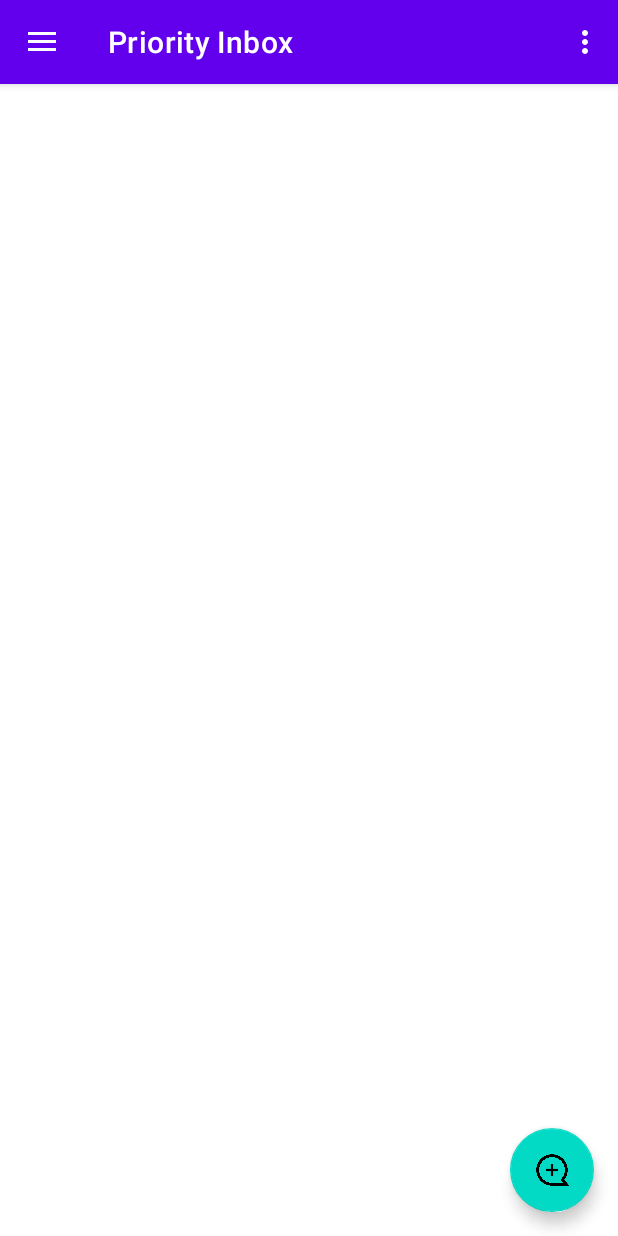
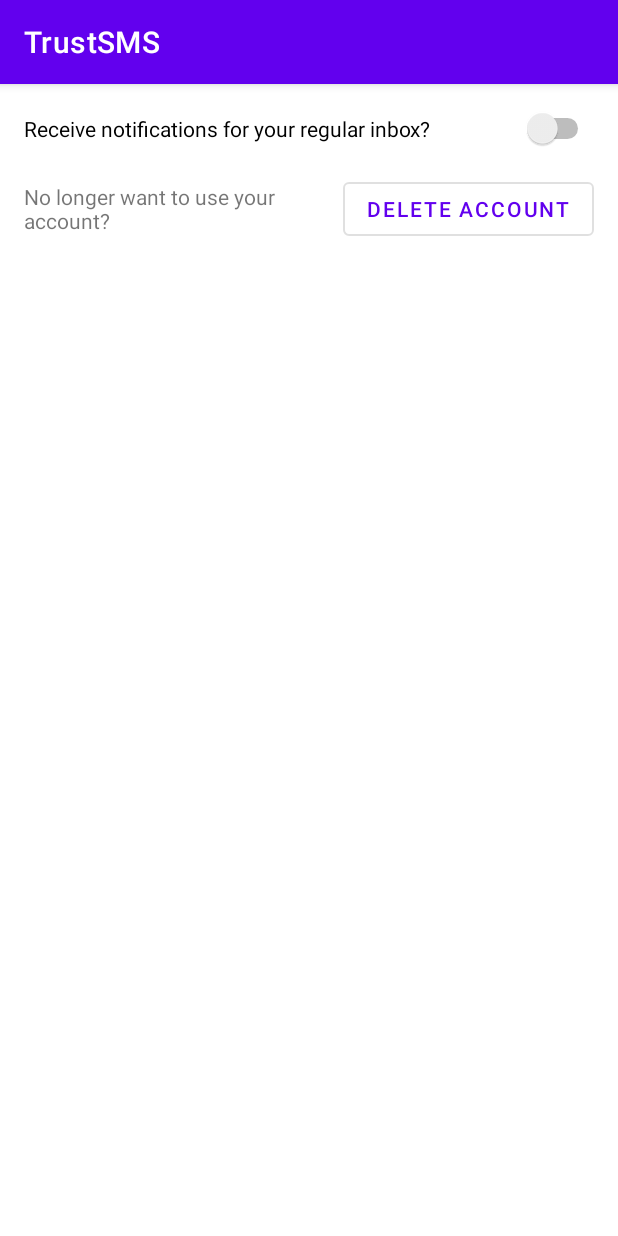
Before and after one commit to preetsha/cpen442-project, an Android app: the MainActivity screen opened directly, with no data from a screen before it, in the options menu, after a tap on "Settings", on a phone screen of 412 x 824 dp. Run offline under Robolectric (Android 15) with nearby library versions, the phone set to English and light mode, and no system bars; our stand-ins replace Volley, navigation-ui; libraries missing offline, so code that uses them is left out: okhttp3.internal; 1 statement that could not run was skipped.

Commit message:
add settings view

```diff
--- a/Frontend/app/src/main/AndroidManifest.xml
+++ b/Frontend/app/src/main/AndroidManifest.xml
@@ -15,8 +15,11 @@
         android:icon="@mipmap/ic_launcher"
         android:label="@string/app_name"
         android:supportsRtl="true"
-        android:usesCleartextTraffic="true"
-        android:theme="@style/Theme.MyApplication">
+        android:theme="@style/Theme.MyApplication"
+        android:usesCleartextTraffic="true">
+        <activity
+            android:name=".SettingsActivity"
+            android:exported="true" />
         <activity
             android:name=".RegistrationActivity"
             android:exported="true"
@@ -35,28 +38,25 @@
         <activity
             android:name=".MainActivity"
             android:label="MainActivity"
-            android:theme="@style/Theme.MyApplication.NoActionBar"></activity>
+            android:theme="@style/Theme.MyApplication.NoActionBar" />
         <activity
             android:name=".ChatActivity"
             android:label="ChatActivity"
-            android:theme="@style/Theme.MyApplication.NoActionBar"></activity>
-
-        <!-- BroadcastReceiver that listens for incoming SMS messages -->
+            android:theme="@style/Theme.MyApplication.NoActionBar" /> <!-- BroadcastReceiver that listens for incoming SMS messages -->
         <receiver
-            android:name="SmsReceiver"
+            android:name=".SmsReceiver"
             android:enabled="true"
             android:exported="true">
             <intent-filter>
                 <action android:name="android.provider.Telephony.SMS_DELIVER" />
             </intent-filter>
-        </receiver>
-
-        <!-- BroadcastReceiver that listens for incoming MMS messages -->
+        </receiver> <!-- BroadcastReceiver that listens for incoming MMS messages -->
         <receiver
             android:name=".MmsReceiver"
             android:permission="android.permission.BROADCAST_WAP_PUSH">
             <intent-filter>
                 <action android:name="android.provider.Telephony.WAP_PUSH_DELIVER" />
+
                 <data android:mimeType="application/vnd.wap.mms-message" />
             </intent-filter>
         </receiver>
@@ -75,15 +75,14 @@
                 <data android:scheme="mms" />
                 <data android:scheme="mmsto" />
             </intent-filter>
-        </activity>
-
-        <!-- Service that delivers messages from the phone "quick response" -->
+        </activity> <!-- Service that delivers messages from the phone "quick response" -->
         <service
             android:name=".HeadlessSmsSendService"
             android:exported="true"
             android:permission="android.permission.SEND_RESPOND_VIA_MESSAGE">
             <intent-filter>
                 <action android:name="android.intent.action.RESPOND_VIA_MESSAGE" />
+
                 <category android:name="android.intent.category.DEFAULT" />
 
                 <data android:scheme="sms" />
--- a/Frontend/app/src/main/java/com/example/myapplication/MainActivity.java
+++ b/Frontend/app/src/main/java/com/example/myapplication/MainActivity.java
@@ -7,6 +7,7 @@ import android.os.Build;
 import android.os.Bundle;
 import android.provider.Telephony;
 import android.view.Menu;
+import android.view.MenuItem;
 import android.view.View;
 
 import androidx.appcompat.app.AppCompatActivity;
@@ -78,6 +79,21 @@ public class MainActivity extends AppCompatActivity {
     }
 
     @Override
+    public boolean onOptionsItemSelected(MenuItem item) {
+        // Handle action bar item clicks here.
+        int id = item.getItemId();
+
+        if (id == R.id.action_settings) {
+            System.out.println("OPEN SETTINGS");
+            Intent mainIntent = new Intent(MainActivity.this, SettingsActivity.class);
+            startActivity(mainIntent);
+            return true;
+        }
+
+        return super.onOptionsItemSelected(item);
+    }
+
+    @Override
     public boolean onSupportNavigateUp() {
         NavController navController = Navigation.findNavController(this, R.id.nav_host_fragment_content_main);
         return NavigationUI.navigateUp(navController, mAppBarConfiguration)
--- /dev/null
+++ b/Frontend/app/src/main/java/com/example/myapplication/SettingsActivity.java
@@ -0,0 +1,45 @@
+package com.example.myapplication;
+
+import androidx.appcompat.app.AppCompatActivity;
+
+import android.content.Context;
+import android.content.SharedPreferences;
+import android.os.Bundle;
+import android.widget.CompoundButton;
+
+import com.example.myapplication.databinding.ActivityRegistrationBinding;
+import com.example.myapplication.databinding.ActivitySettingsBinding;
+
+public class SettingsActivity extends AppCompatActivity {
+
+    private ActivitySettingsBinding binding;
+    private SharedPreferences sharedPreferences;
+
+    @Override
+    protected void onCreate(Bundle savedInstanceState) {
+        super.onCreate(savedInstanceState);
+
+        binding = ActivitySettingsBinding.inflate(getLayoutInflater());
+        setContentView(binding.getRoot());
+    }
+
+    @Override
+    protected void onResume() {
+        super.onResume();
+
+        sharedPreferences = getSharedPreferences("SharedPreferences", Context.MODE_PRIVATE);
+
+        binding.switchRegularNotification.setOnCheckedChangeListener(new CompoundButton.OnCheckedChangeListener() {
+            @Override
+            public void onCheckedChanged(CompoundButton buttonView, boolean isChecked) {
+                sharedPreferences.edit().putBoolean("REGULAR_INBOX_NOTIFICATIONS", isChecked).apply();
+            }
+        });
+    }
+
+    @Override
+    protected void onDestroy() {
+        super.onDestroy();
+        binding = null;
+    }
+}
--- /dev/null
+++ b/Frontend/app/src/main/res/layout/activity_settings.xml
@@ -0,0 +1,63 @@
+<?xml version="1.0" encoding="utf-8"?>
+<androidx.constraintlayout.widget.ConstraintLayout xmlns:android="http://schemas.android.com/apk/res/android"
+    xmlns:app="http://schemas.android.com/apk/res-auto"
+    xmlns:tools="http://schemas.android.com/tools"
+    android:layout_width="match_parent"
+    android:layout_height="match_parent"
+    android:paddingHorizontal="16dp"
+    android:paddingVertical="16dp"
+    tools:context=".SettingsActivity">
+
+
+    <LinearLayout
+        android:id="@+id/regular_inbox_notification_container"
+        android:layout_width="match_parent"
+        android:layout_height="wrap_content"
+        android:orientation="horizontal"
+        app:layout_constraintBottom_toTopOf="@id/delete_account_container"
+        app:layout_constraintEnd_toEndOf="parent"
+        app:layout_constraintStart_toStartOf="parent"
+        app:layout_constraintTop_toTopOf="parent">
+
+        <!--        <TextView-->
+        <!--            android:id="@+id/textView2"-->
+        <!--            android:layout_width="wrap_content"-->
+        <!--            android:layout_height="wrap_content"-->
+        <!--            android:layout_weight="1"-->
+        <!--            android:text="Receive notifications for your regular inbox?" />-->
+
+        <Switch
+            android:id="@+id/switch_regular_notification"
+            android:layout_width="wrap_content"
+            android:layout_height="wrap_content"
+            android:layout_marginBottom="16dp"
+            android:layout_weight="1"
+            android:text="Receive notifications for your regular inbox?" />
+
+    </LinearLayout>
+
+    <LinearLayout
+        android:id="@+id/delete_account_container"
+        android:layout_width="match_parent"
+        android:layout_height="wrap_content"
+        android:orientation="horizontal"
+        app:layout_constraintTop_toBottomOf="@id/regular_inbox_notification_container">
+
+        <TextView
+            android:id="@+id/text_delete_account"
+            android:layout_width="wrap_content"
+            android:layout_height="wrap_content"
+            android:layout_weight="1"
+            android:layout_gravity="center"
+            android:text="No longer want to use your account?" />
+
+        <Button
+            android:id="@+id/button_delete_account"
+            android:layout_width="wrap_content"
+            android:layout_height="wrap_content"
+            android:layout_gravity="center"
+            android:text="Delete Account"
+            style="?attr/materialButtonOutlinedStyle"/>
+
+    </LinearLayout>
+</androidx.constraintlayout.widget.ConstraintLayout>
```
